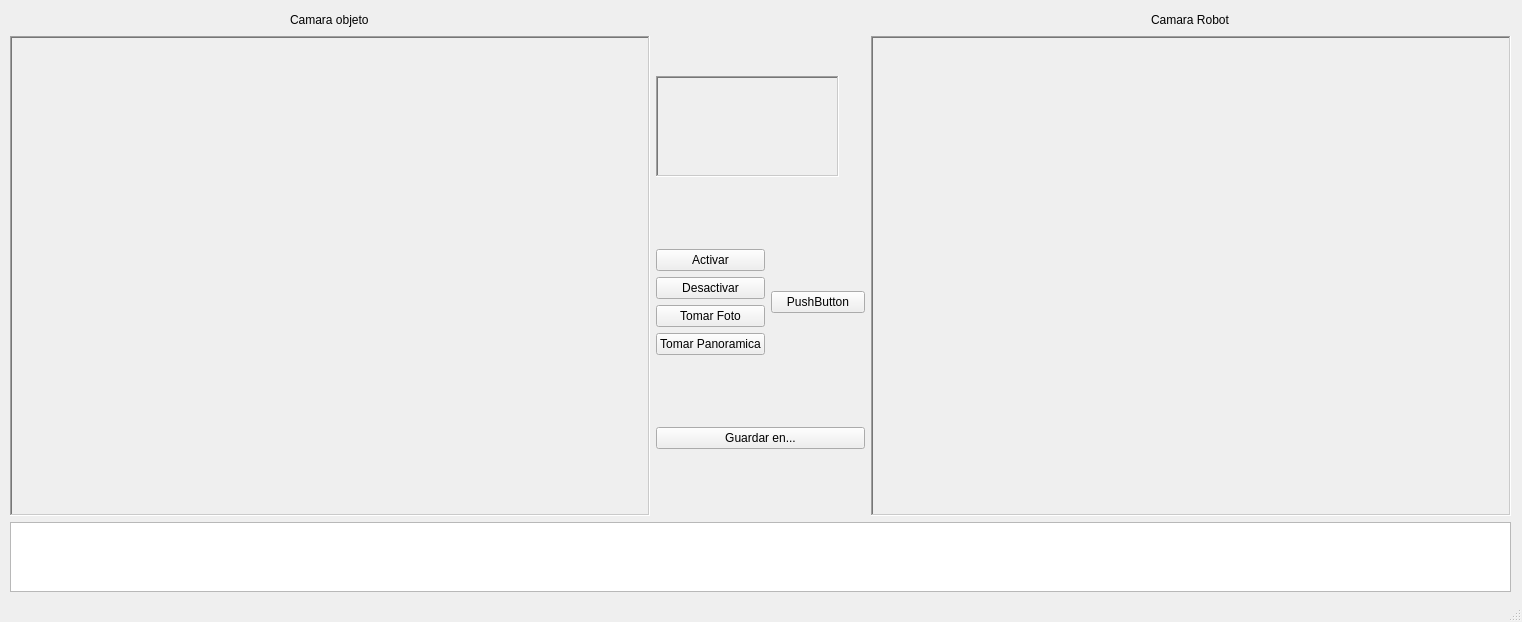
Old version of the form untitled.ui in the repository MarsPatrick/Practica1.
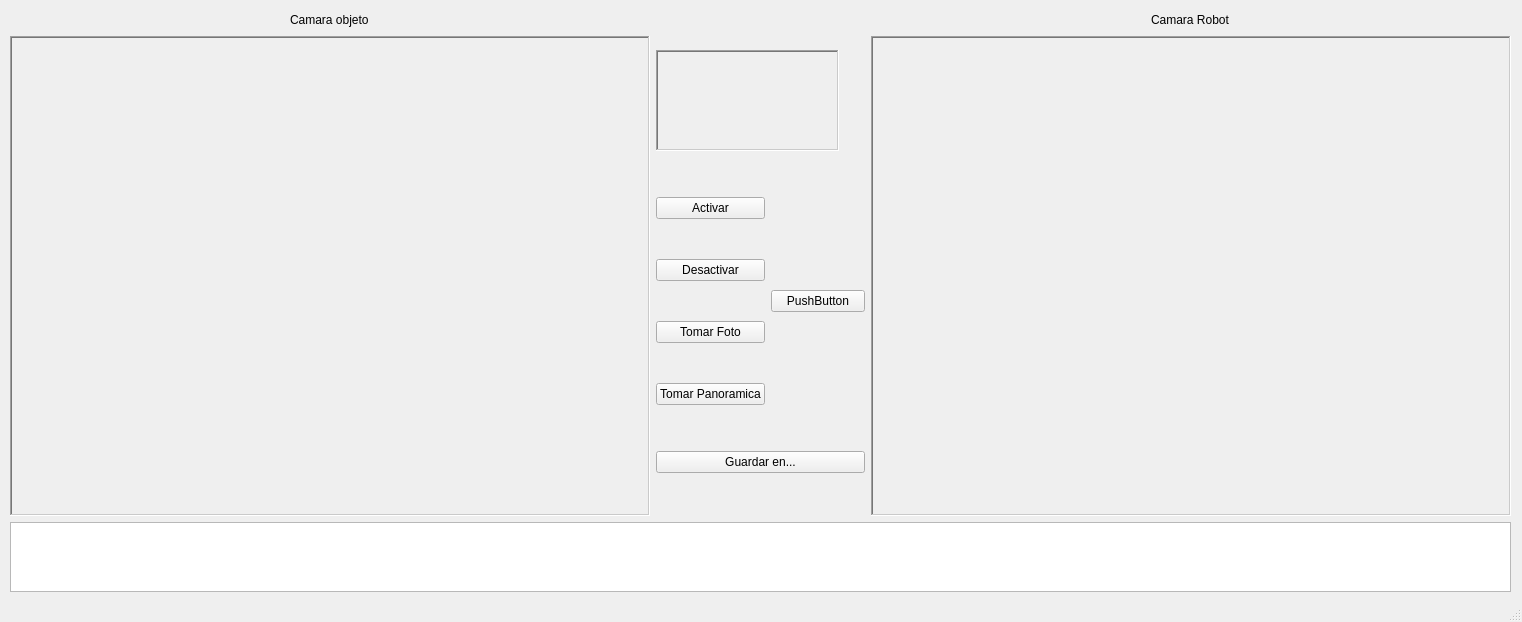
New version of the form.

Commit message: el tamaño de la ui minimo estaba mal, arreglado

The edit to the form file:
```diff
--- a/untitled.ui
+++ b/untitled.ui
@@ -32,6 +32,9 @@
     <layout class="QVBoxLayout" name="verticalLayout_4" stretch="90,10">
      <item>
       <layout class="QHBoxLayout" name="horizontalLayout" stretch="45,0,45">
+       <property name="sizeConstraint">
+        <enum>QLayout::SetFixedSize</enum>
+       </property>
        <item>
         <layout class="QVBoxLayout" name="verticalLayout_2" stretch="0,95">
          <property name="sizeConstraint">
@@ -105,6 +108,9 @@
            </property>
            <item>
             <layout class="QVBoxLayout" name="verticalLayout_6">
+             <property name="spacing">
+              <number>40</number>
+             </property>
              <property name="sizeConstraint">
               <enum>QLayout::SetDefaultConstraint</enum>
              </property>
```
The commit also changes 1 other file.
